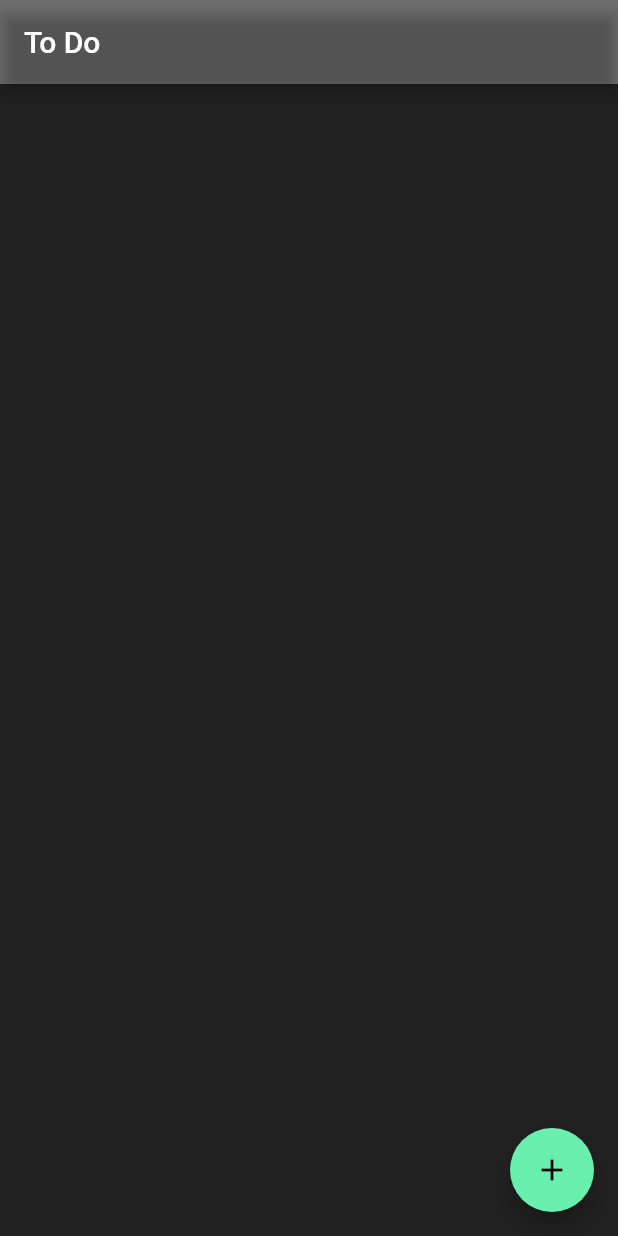
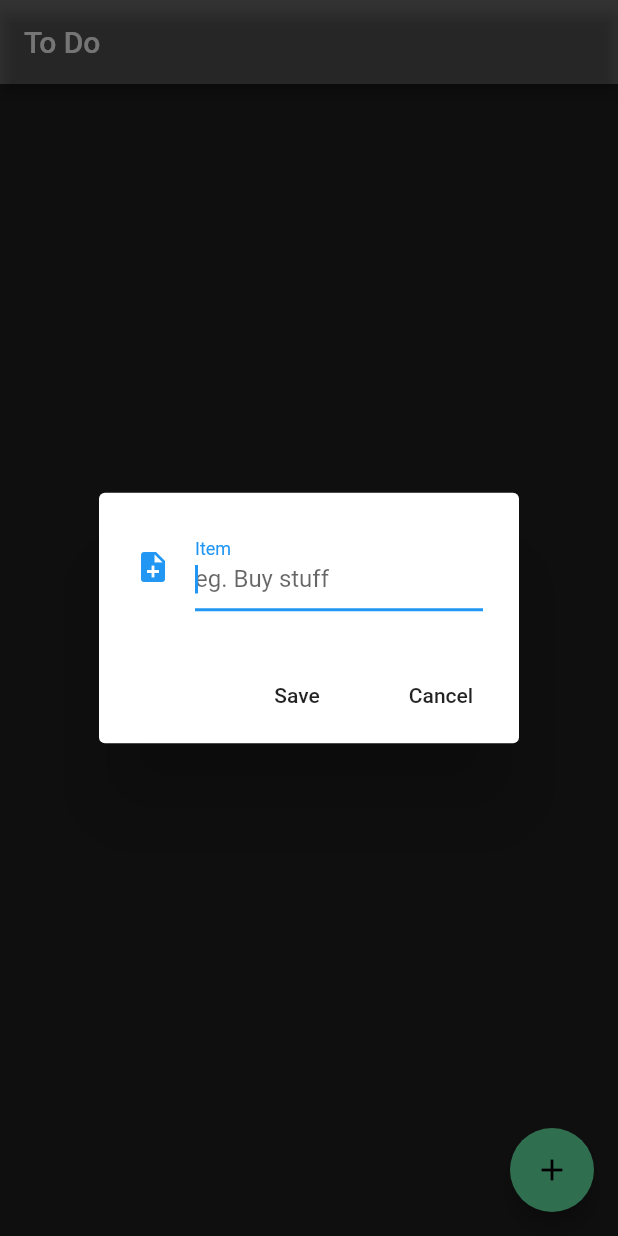
Before and after one commit to YashasG98/To-Do-List-App, a Flutter app: the screen it shows after launch, after a tap on the "add" icon, on a phone screen of 412 x 824 dp. Run offline on Flutter 3.47's test engine with Material 2 defaults, Android fonts, the phone set to English and light mode, and no system bars; our stand-ins replace sqflite; accounts and stored records are empty.

Commit message:
added input form and form handling

```diff
--- a/to_do_app/lib/ui/ToDoScreen.dart
+++ b/to_do_app/lib/ui/ToDoScreen.dart
@@ -1,4 +1,6 @@
 import 'package:flutter/material.dart';
+import 'package:to_do_app/model/toDoItem.dart';
+import 'package:to_do_app/util/database_client.dart';
 
 class ToDoScreen extends StatefulWidget {
   @override
@@ -6,6 +8,19 @@ class ToDoScreen extends StatefulWidget {
 }
 
 class _ToDoScreenState extends State<ToDoScreen> {
+
+  final TextEditingController _textEditingController = new TextEditingController();
+  var db = new DatabaseHelper();
+
+  void _handleSubmitted(String text) async {
+    _textEditingController.clear();
+
+    ToDoItem toDoItem = new ToDoItem(text, DateTime.now().toIso8601String());
+    int savedItemId = await db.saveItem(toDoItem);
+    print("Item saved id: $savedItemId");
+  }
+
+
   @override
   Widget build(BuildContext context) {
     return Scaffold(
@@ -23,5 +38,32 @@ class _ToDoScreenState extends State<ToDoScreen> {
   }
 
   void _showFormDialog(){
+    var alert = AlertDialog(
+      content: Row(
+        children: <Widget>[
+          Expanded(
+            child:TextField(
+              controller: _textEditingController,
+              autofocus: true,
+              decoration: new InputDecoration(
+                labelText: "Item",
+                hintText: "eg. Buy stuff",
+                icon: Icon(Icons.note_add)
+              ),
+            )
+          )
+        ],
+      ),
+      actions: <Widget>[
+        new FlatButton(onPressed: (){
+          _handleSubmitted(_textEditingController.text);
+          _textEditingController.clear();
+        }, child: Text("Save")),
+        new FlatButton(onPressed:() => Navigator.pop(context), child: Text("Cancel"))
+      ],
+    );
+    showDialog(context: context,builder:(_){
+      return alert;
+    });
   }
 }
```
